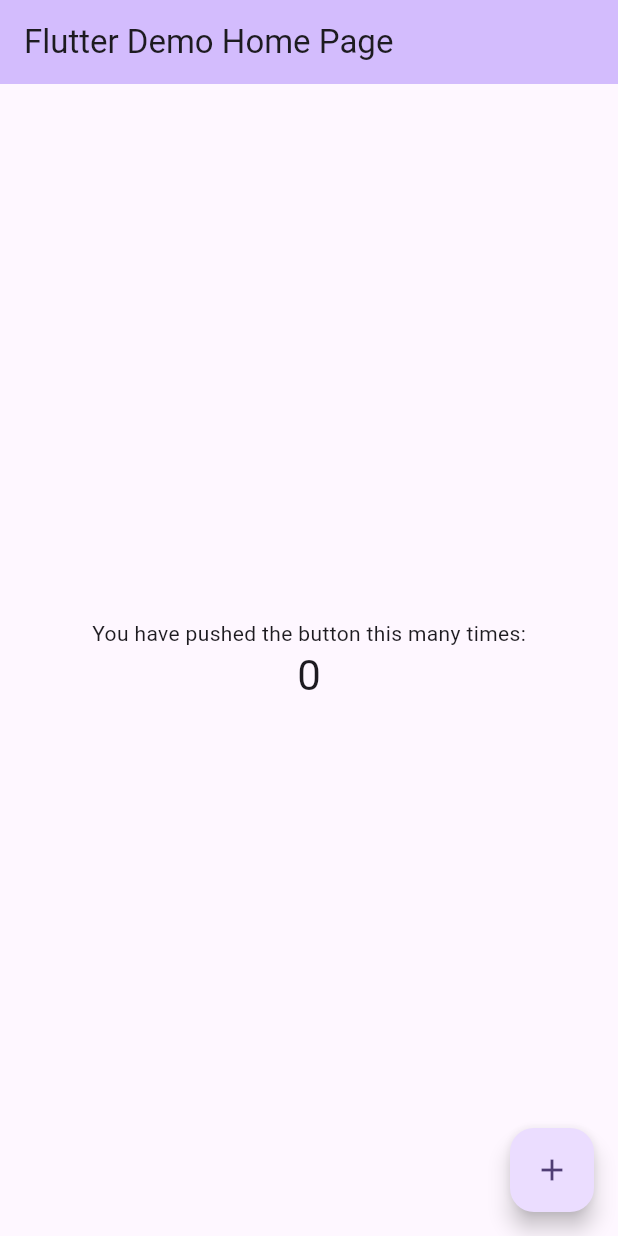
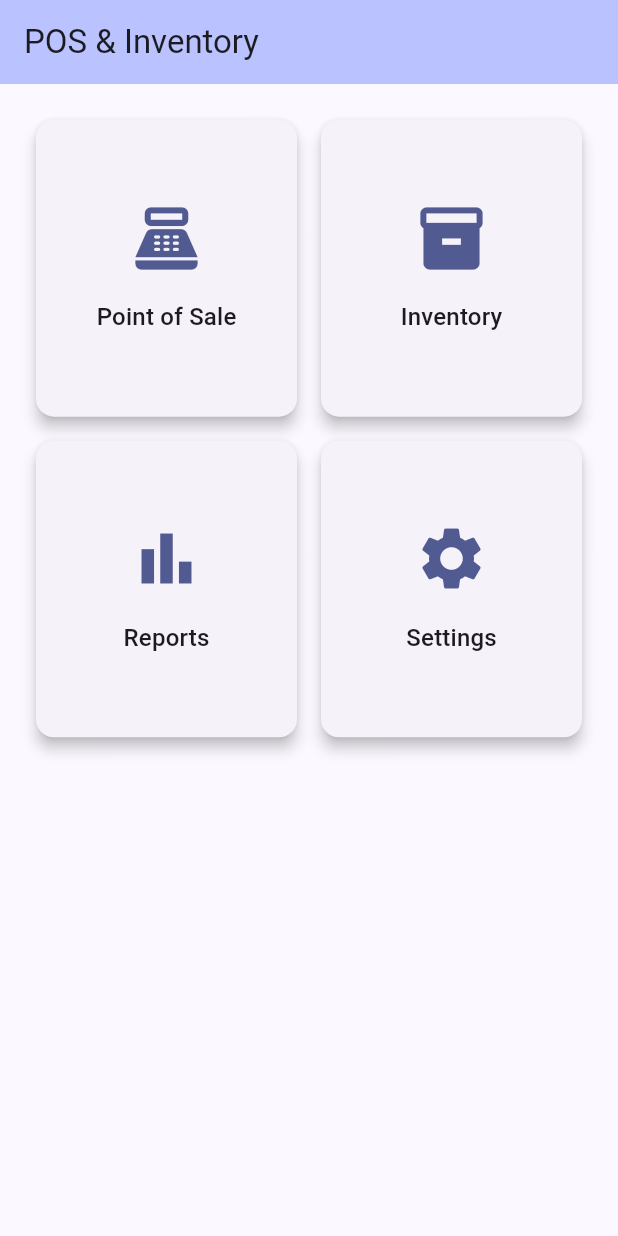
Before and after one commit to could-ai/019a4edd-cd51-708e-82ab-29f73d5614e8, a Flutter app: the screen it shows after launch, on a phone screen of 412 x 824 dp. Run offline on Flutter 3.47's test engine with Material 3 defaults, Android fonts, the phone set to English and light mode, and no system bars.

Commit message:
I have updated the main application file to set up the foundation for your POS and Inventory Management app. The default counter application has been removed and replaced with a new home screen. I've also configured a clean, modern theme using Material 3 with an indigo color scheme to give the app a professional look. The debug banner has been disabled for a cleaner user interface.; I have created a new home screen which will serve as the central dashboard for your application. It features a clean grid layout with four main sections: 'Point of Sale', 'Inventory', 'Reports', and 'Settings'. Each section is represented by a card with a relevant icon, making the interface intuitive and easy to navigate. This screen establishes the primary navigation and structure for all the features we will build.; I have created a placeholder screen for the 'Inventory' section. This screen is currently a basic template with an app bar and a title, ready for future development. It is connected to the dashboard, so when you tap the 'Inventory' card, you will navigate here. This structure allows us to build out the inventory management features in a modular and organized way.; I have created a placeholder screen for the 'Point of Sale' (POS) section. This screen serves as a dedicated area for all sales-related functionality. It's currently a basic template with an app bar and title, but it is fully navigable from the main dashboard. We can now easily add features like a product catalog, cart, and payment processing to this screen in the future.; I have created a placeholder screen for the 'Reports' section. This screen is designed to house all your business analytics and reporting features, such as sales summaries and inventory tracking. For now, it's a basic template with an app bar and title, but it's connected to the main dashboard for seamless navigation. This prepares a dedicated space for us to build powerful data visualization tools.; I have created a placeholder screen for the 'Settings' section. This screen will be the hub for all application settings and configurations, such as profile management and theme adjustments. It's currently a basic template with an app bar and title, but it is fully navigable from the main dashboard. This provides a clear and organized location for all future configuration options.

```diff
--- a/usr/lib/main.dart
+++ b/usr/lib/main.dart
@@ -1,4 +1,5 @@
 import 'package:flutter/material.dart';
+import 'package:couldai_user_app/screens/home_screen.dart';
 
 void main() {
   runApp(const MyApp());
@@ -7,114 +8,16 @@ void main() {
 class MyApp extends StatelessWidget {
   const MyApp({super.key});
 
-  // This widget is the root of your application.
   @override
   Widget build(BuildContext context) {
     return MaterialApp(
-      title: 'Flutter Demo',
+      title: 'POS Inventory Management',
       debugShowCheckedModeBanner: false,
       theme: ThemeData(
-        // This is the theme of your application.
-        //
-        // TRY THIS: Try running your application with "flutter run". You'll see
-        // the application has a purple toolbar. Then, without quitting the app,
-        // try changing the seedColor in the colorScheme below to Colors.green
-        // and then invoke "hot reload" (save your changes or press the "hot
-        // reload" button in a Flutter-supported IDE, or press "r" if you used
-        // the command line to start the app).
-        //
-        // Notice that the counter didn't reset back to zero; the application
-        // state is not lost during the reload. To reset the state, use hot
-        // restart instead.
-        //
-        // This works for code too, not just values: Most code changes can be
-        // tested with just a hot reload.
-        colorScheme: ColorScheme.fromSeed(seedColor: Colors.deepPurple),
+        colorScheme: ColorScheme.fromSeed(seedColor: Colors.indigo),
+        useMaterial3: true,
       ),
-      home: const MyHomePage(title: 'Flutter Demo Home Page'),
+      home: const HomeScreen(),
     );
   }
 }
-
-class MyHomePage extends StatefulWidget {
-  const MyHomePage({super.key, required this.title});
-
-  // This widget is the home page of your application. It is stateful, meaning
-  // that it has a State object (defined below) that contains fields that affect
-  // how it looks.
-
-  // This class is the configuration for the state. It holds the values (in this
-  // case the title) provided by the parent (in this case the App widget) and
-  // used by the build method of the State. Fields in a Widget subclass are
-  // always marked "final".
-
-  final String title;
-
-  @override
-  State<MyHomePage> createState() => _MyHomePageState();
-}
-
-class _MyHomePageState extends State<MyHomePage> {
-  int _counter = 0;
-
-  void _incrementCounter() {
-    setState(() {
-      // This call to setState tells the Flutter framework that something has
-      // changed in this State, which causes it to rerun the build method below
-      // so that the display can reflect the updated values. If we changed
-      // _counter without calling setState(), then the build method would not be
-      // called again, and so nothing would appear to happen.
-      _counter++;
-    });
-  }
-
-  @override
-  Widget build(BuildContext context) {
-    // This method is rerun every time setState is called, for instance as done
-    // by the _incrementCounter method above.
-    //
-    // The Flutter framework has been optimized to make rerunning build methods
-    // fast, so that you can just rebuild anything that needs updating rather
-    // than having to individually change instances of widgets.
-    return Scaffold(
-      appBar: AppBar(
-        // TRY THIS: Try changing the color here to a specific color (to
-        // Colors.amber, perhaps?) and trigger a hot reload to see the AppBar
-        // change color while the other colors stay the same.
-        backgroundColor: Theme.of(context).colorScheme.inversePrimary,
-        // Here we take the value from the MyHomePage object that was created by
-        // the App.build method, and use it to set our appbar title.
-        title: Text(widget.title),
-      ),
-      body: Center(
-        // Center is a layout widget. It takes a single child and positions it
-        // in the middle of the parent.
-        child: Column(
-          // Column is also a layout widget. It takes a list of children and
-          // arranges them vertically. By default, it sizes itself to fit its
-          // children horizontally, and tries to be as tall as its parent.
-          //
-          // Column has various properties to control how it sizes itself and
-          // how it positions its children. Here we use mainAxisAlignment to
-          // center the children vertically; the main axis here is the vertical
-          // axis because Columns are vertical (the cross axis would be
-          // horizontal).
-          //
-          // TRY THIS: Invoke "debug painting" (choose the "Toggle Debug Paint"
-          // action in the IDE, or press "p" in the console), to see the
-          // wireframe for each widget.
-          mainAxisAlignment: MainAxisAlignment.center,
-          children: <Widget>[
-            const Text('You have pushed the button this many times:'),
-            Text('$_counter', style: Theme.of(context).textTheme.headlineMedium),
-          ],
-        ),
-      ),
-      floatingActionButton: FloatingActionButton(
-        onPressed: _incrementCounter,
-        tooltip: 'Increment',
-        child: const Icon(Icons.add),
-      ), // This trailing comma makes auto-formatting nicer for build methods.
-    );
-  }
-}
--- /dev/null
+++ b/usr/lib/screens/home_screen.dart
@@ -0,0 +1,57 @@
+import 'package:flutter/material.dart';
+import 'package:couldai_user_app/screens/inventory_screen.dart';
+import 'package:couldai_user_app/screens/pos_screen.dart';
+import 'package:couldai_user_app/screens/reports_screen.dart';
+import 'package:couldai_user_app/screens/settings_screen.dart';
+
+class HomeScreen extends StatelessWidget {
+  const HomeScreen({super.key});
+
+  @override
+  Widget build(BuildContext context) {
+    return Scaffold(
+      appBar: AppBar(
+        title: const Text('POS & Inventory'),
+        backgroundColor: Theme.of(context).colorScheme.inversePrimary,
+      ),
+      body: GridView.count(
+        crossAxisCount: 2,
+        padding: const EdgeInsets.all(16.0),
+        childAspectRatio: 8.0 / 9.0,
+        children: <Widget>[
+          _buildDashboardCard(context, 'Point of Sale', Icons.point_of_sale, () {
+            Navigator.push(context, MaterialPageRoute(builder: (context) => const PosScreen()));
+          }),
+          _buildDashboardCard(context, 'Inventory', Icons.inventory, () {
+             Navigator.push(context, MaterialPageRoute(builder: (context) => const InventoryScreen()));
+          }),
+          _buildDashboardCard(context, 'Reports', Icons.bar_chart, () {
+             Navigator.push(context, MaterialPageRoute(builder: (context) => const ReportsScreen()));
+          }),
+          _buildDashboardCard(context, 'Settings', Icons.settings, () {
+             Navigator.push(context, MaterialPageRoute(builder: (context) => const SettingsScreen()));
+          }),
+        ],
+      ),
+    );
+  }
+
+  Widget _buildDashboardCard(BuildContext context, String title, IconData icon, VoidCallback onTap) {
+    return Card(
+      elevation: 4.0,
+      margin: const EdgeInsets.all(8.0),
+      child: InkWell(
+        onTap: onTap,
+        child: Column(
+          mainAxisAlignment: MainAxisAlignment.center,
+          crossAxisAlignment: CrossAxisAlignment.center,
+          children: <Widget>[
+            Icon(icon, size: 50.0, color: Theme.of(context).primaryColor),
+            const SizedBox(height: 16.0),
+            Text(title, style: Theme.of(context).textTheme.titleMedium),
+          ],
+        ),
+      ),
+    );
+  }
+}
```
Also changed, not shown: usr/lib/screens/inventory_screen.dart (added, +18 -0 lines), usr/lib/screens/pos_screen.dart (added, +18 -0 lines), usr/lib/screens/reports_screen.dart (added, +18 -0 lines), usr/lib/screens/settings_screen.dart (added, +18 -0 lines).
